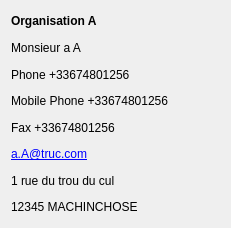
Old version of the form src/widgets/customerdatawidget.ui in the repository FACT-Team/FactDev.
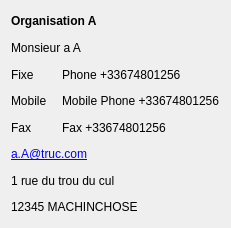
New version of the form. Icons and pictures are not drawn.

Commit message: Refactoring of display customer, and hide fax for user : #48

```diff
--- a/src/widgets/customerdatawidget.ui
+++ b/src/widgets/customerdatawidget.ui
@@ -14,7 +14,80 @@
    <string>Form</string>
   </property>
   <layout class="QGridLayout" name="gridLayout">
-   <item row="0" column="0">
+   <item row="3" column="1">
+    <widget class="QLabel" name="lbPhone">
+     <property name="text">
+      <string>Phone +33674801256</string>
+     </property>
+    </widget>
+   </item>
+   <item row="5" column="1">
+    <widget class="QLabel" name="lbFax">
+     <property name="text">
+      <string>Fax +33674801256</string>
+     </property>
+    </widget>
+   </item>
+   <item row="4" column="1">
+    <widget class="QLabel" name="lbMobilePhone">
+     <property name="text">
+      <string>Mobile Phone +33674801256</string>
+     </property>
+    </widget>
+   </item>
+   <item row="3" column="0">
+    <widget class="QLabel" name="label">
+     <property name="minimumSize">
+      <size>
+       <width>0</width>
+       <height>0</height>
+      </size>
+     </property>
+     <property name="maximumSize">
+      <size>
+       <width>50</width>
+       <height>16777215</height>
+      </size>
+     </property>
+     <property name="text">
+      <string>Fixe</string>
+     </property>
+    </widget>
+   </item>
+   <item row="4" column="0">
+    <widget class="QLabel" name="label_2">
+     <property name="maximumSize">
+      <size>
+       <width>50</width>
+       <height>16777215</height>
+      </size>
+     </property>
+     <property name="text">
+      <string>Mobile</string>
+     </property>
+    </widget>
+   </item>
+   <item row="5" column="0">
+    <widget class="QLabel" name="label_3">
+     <property name="maximumSize">
+      <size>
+       <width>50</width>
+       <height>16777215</height>
+      </size>
+     </property>
+     <property name="text">
+      <string>Fax</string>
+     </property>
+    </widget>
+   </item>
+   <item row="2" column="0" colspan="2">
+    <widget class="QLabel" name="lbName">
+     <property name="text">
+      <string>Monsieur a A</string>
+     </property>
+    </widget>
+   </item>
+   <item row="0" column="0" colspan="2">
     <widget class="QLabel" name="lbCompany">
      <property name="minimumSize">
       <size>
@@ -24,62 +97,35 @@
      </property>
      <property name="styleSheet">
       <string notr="true">background: url(:/icons/customer24) 100% 100% no-repeat;
-background-position:left;</string>
+background-position:left;
+font-weight: bold;</string>
      </property>
      <property name="text">
       <string>&lt;b&gt;Organisation A&lt;/b&gt;</string>
      </property>
     </widget>
    </item>
-   <item row="6" column="0">
+   <item row="6" column="0" colspan="2">
     <widget class="QLabel" name="lbEmail">
      <property name="text">
       <string>&lt;html&gt;&lt;head/&gt;&lt;body&gt;&lt;p&gt;&lt;a href=&quot;#&quot;&gt;&lt;span style=&quot; text-decoration: underline; color:#0000ff;&quot;&gt;a.A@truc.com&lt;/span&gt;&lt;/a&gt;&lt;/p&gt;&lt;/body&gt;&lt;/html&gt;</string>
      </property>
     </widget>
    </item>
-   <item row="5" column="0">
-    <widget class="QLabel" name="lbFax">
-     <property name="text">
-      <string>Fax +33674801256</string>
-     </property>
-    </widget>
-   </item>
-   <item row="7" column="0">
+   <item row="7" column="0" colspan="2">
     <widget class="QLabel" name="lbAddress">
      <property name="text">
       <string>1 rue du trou du cul </string>
      </property>
     </widget>
    </item>
-   <item row="8" column="0">
+   <item row="8" column="0" colspan="2">
     <widget class="QLabel" name="lbPostalCodeCityCountry">
      <property name="text">
       <string>12345 MACHINCHOSE</string>
      </property>
     </widget>
    </item>
-   <item row="3" column="0">
-    <widget class="QLabel" name="lbPhone">
-     <property name="text">
-      <string>Phone +33674801256</string>
-     </property>
-    </widget>
-   </item>
-   <item row="2" column="0">
-    <widget class="QLabel" name="lbName">
-     <property name="text">
-      <string>Monsieur a A</string>
-     </property>
-    </widget>
-   </item>
-   <item row="4" column="0">
-    <widget class="QLabel" name="lbMobilePhone">
-     <property name="text">
-      <string>Mobile Phone +33674801256</string>
-     </property>
-    </widget>
-   </item>
   </layout>
  </widget>
  <resources/>
```
The commit also changes 1 other file.
